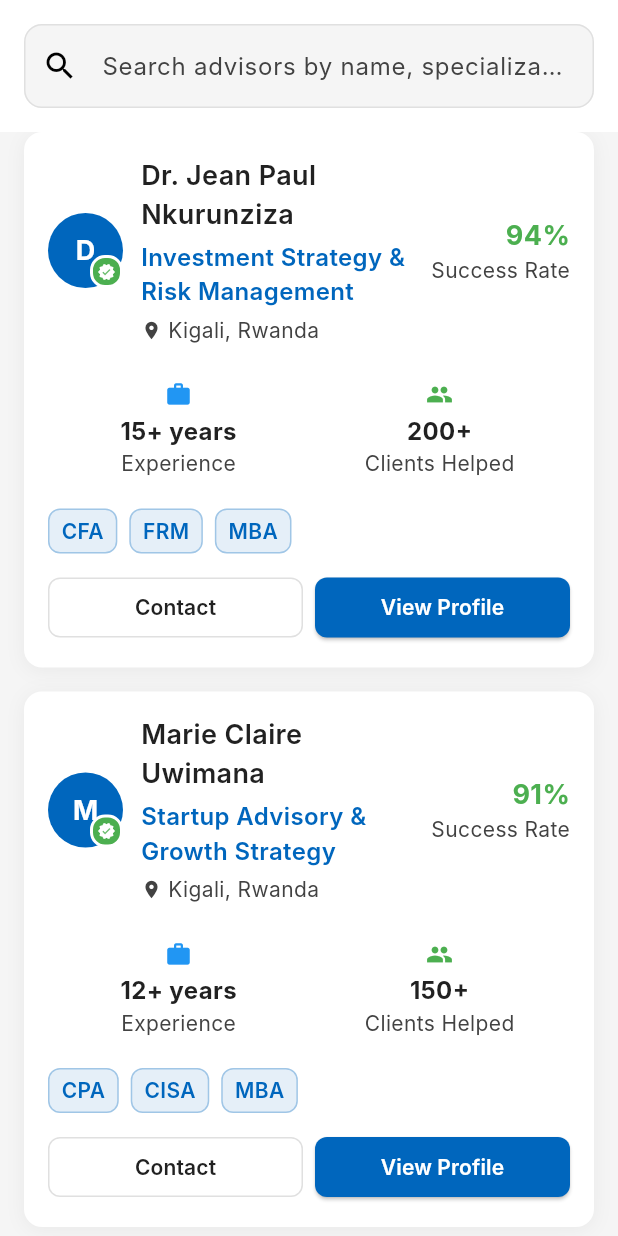
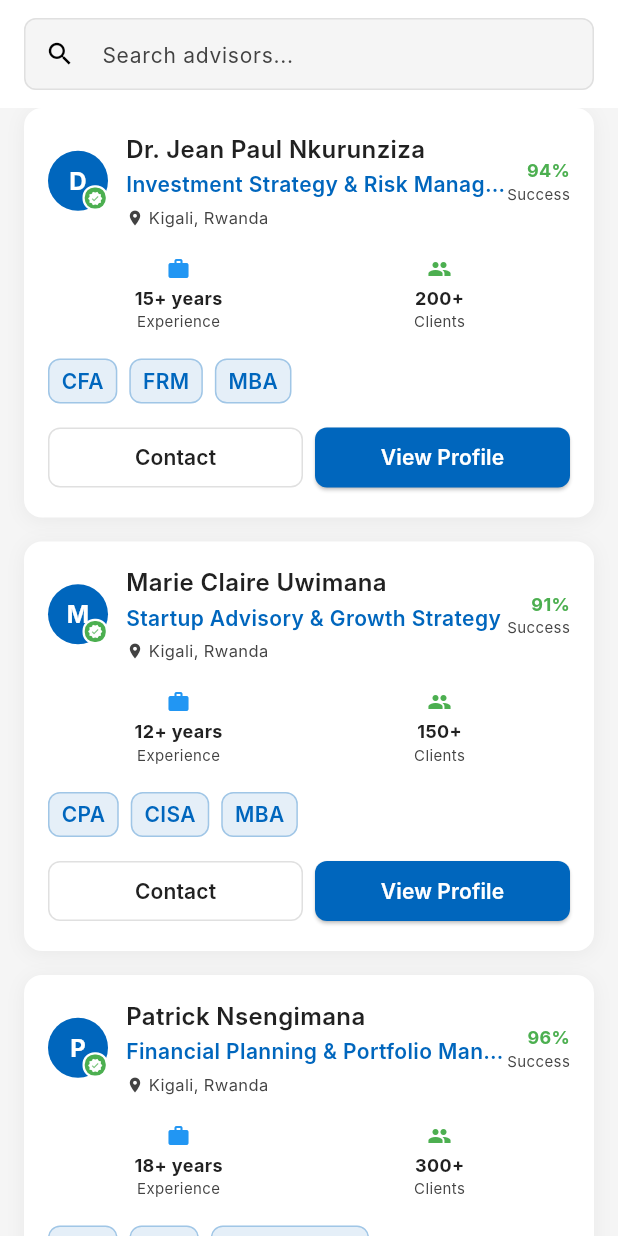
Before and after one commit to hubertit/shoramarkets, a Flutter app: the AdvisorsScreen screen opened directly, on a phone screen of 412 x 824 dp. Run offline on Flutter 3.47's test engine with Material 3 defaults, Android fonts, the phone set to English and light mode, and no system bars; our stand-ins replace contacts_service, country_picker, dio, flutter_riverpod, permission_handler, share_plus and 1 more; missing offline and left inert: d_chart; accounts and stored records are empty; Roboto replaces fonts that are missing (Inter).

Commit message:
Optimize advisors and businesses tabs for small screens
- Reduce avatar size from 25 to 20 radius
- Reduce verification badge size and padding
- Optimize font sizes for names, specializations, locations
- Reduce stage badge size and padding
- Improve search bar compactness
- Add text overflow handling for long names/locations
- Reduce spacing between elements
- Optimize stat items with smaller icons and text
- Improve overall alignment and readability on small screens

```diff
--- a/lib/features/investments/presentation/screens/advisors_screen.dart
+++ b/lib/features/investments/presentation/screens/advisors_screen.dart
@@ -51,20 +51,23 @@ class _AdvisorsScreenState extends ConsumerState<AdvisorsScreen> {
             // Search Bar
             SliverToBoxAdapter(
               child: Container(
-                padding: const EdgeInsets.all(AppTheme.spacing16),
+                padding: const EdgeInsets.symmetric(
+                  horizontal: AppTheme.spacing16,
+                  vertical: AppTheme.spacing12,
+                ),
                 color: AppTheme.surfaceColor,
                 child: TextField(
                   controller: _searchController,
                   onChanged: _onSearchChanged,
                   decoration: InputDecoration(
-                    hintText: 'Search advisors by name, specialization, or location...',
-                    hintStyle: AppTheme.bodyMedium.copyWith(
+                    hintText: 'Search advisors...',
+                    hintStyle: AppTheme.bodySmall.copyWith(
                       color: AppTheme.textSecondaryColor,
                     ),
-                    prefixIcon: const Icon(Icons.search),
+                    prefixIcon: const Icon(Icons.search, size: 20),
                     suffixIcon: _searchController.text.isNotEmpty
                         ? IconButton(
-                            icon: const Icon(Icons.clear),
+                            icon: const Icon(Icons.clear, size: 20),
                             onPressed: () {
                               _searchController.clear();
                               _onSearchChanged('');
@@ -73,22 +76,26 @@ class _AdvisorsScreenState extends ConsumerState<AdvisorsScreen> {
                         : null,
                     filled: true,
                     fillColor: AppTheme.backgroundColor,
+                    contentPadding: const EdgeInsets.symmetric(
+                      horizontal: AppTheme.spacing12,
+                      vertical: AppTheme.spacing10,
+                    ),
                     border: OutlineInputBorder(
-                      borderRadius: BorderRadius.circular(AppTheme.borderRadius12),
+                      borderRadius: BorderRadius.circular(AppTheme.borderRadius8),
                       borderSide: BorderSide(
                         color: AppTheme.thinBorderColor,
                         width: AppTheme.thinBorderWidth,
                       ),
                     ),
                     enabledBorder: OutlineInputBorder(
-                      borderRadius: BorderRadius.circular(AppTheme.borderRadius12),
+                      borderRadius: BorderRadius.circular(AppTheme.borderRadius8),
                       borderSide: BorderSide(
                         color: AppTheme.thinBorderColor,
                         width: AppTheme.thinBorderWidth,
                       ),
                     ),
                     focusedBorder: OutlineInputBorder(
-                      borderRadius: BorderRadius.circular(AppTheme.borderRadius12),
+                      borderRadius: BorderRadius.circular(AppTheme.borderRadius8),
                       borderSide: BorderSide(
                         color: AppTheme.primaryColor,
                         width: 2,
@@ -204,11 +211,11 @@ class _AdvisorsScreenState extends ConsumerState<AdvisorsScreen> {
                     Stack(
                       children: [
                         CircleAvatar(
-                          radius: 25,
+                          radius: 20,
                           backgroundColor: AppTheme.primaryColor,
                           child: Text(
                             (advisor['name'] as String).substring(0, 1).toUpperCase(),
-                            style: AppTheme.titleMedium.copyWith(
+                            style: AppTheme.bodyMedium.copyWith(
                               color: Colors.white,
                               fontWeight: FontWeight.bold,
                             ),
@@ -219,15 +226,15 @@ class _AdvisorsScreenState extends ConsumerState<AdvisorsScreen> {
                             bottom: 0,
                             right: 0,
                             child: Container(
-                              padding: const EdgeInsets.all(3),
+                              padding: const EdgeInsets.all(2),
                               decoration: BoxDecoration(
                                 color: Colors.green,
-                                borderRadius: BorderRadius.circular(10),
-                                border: Border.all(color: AppTheme.surfaceColor, width: 2),
+                                borderRadius: BorderRadius.circular(8),
+                                border: Border.all(color: AppTheme.surfaceColor, width: 1.5),
                               ),
                               child: const Icon(
                                 Icons.verified,
-                                size: 12,
+                                size: 10,
                                 color: Colors.white,
                               ),
                             ),
@@ -242,32 +249,41 @@ class _AdvisorsScreenState extends ConsumerState<AdvisorsScreen> {
                         children: [
                           Text(
                             advisor['name'] as String,
-                            style: AppTheme.titleMedium.copyWith(
+                            style: AppTheme.bodyMedium.copyWith(
                               fontWeight: FontWeight.w600,
                               color: AppTheme.textPrimaryColor,
                             ),
+                            maxLines: 1,
+                            overflow: TextOverflow.ellipsis,
                           ),
-                          const SizedBox(height: 4),
+                          const SizedBox(height: 2),
                           Text(
                             advisor['specialization'] as String,
-                            style: AppTheme.bodyMedium.copyWith(
+                            style: AppTheme.bodySmall.copyWith(
                               color: AppTheme.primaryColor,
                               fontWeight: FontWeight.w600,
                             ),
+                            maxLines: 1,
+                            overflow: TextOverflow.ellipsis,
                           ),
                           const SizedBox(height: 4),
                           Row(
                             children: [
                               Icon(
                                 Icons.location_on,
-                                size: 14,
+                                size: 12,
                                 color: AppTheme.textSecondaryColor,
                               ),
-                              const SizedBox(width: 4),
-                              Text(
-                                advisor['location'] as String,
-                                style: AppTheme.bodySmall.copyWith(
-                                  color: AppTheme.textSecondaryColor,
+                              const SizedBox(width: 3),
+                              Expanded(
+                                child: Text(
+                                  advisor['location'] as String,
+                                  style: AppTheme.bodySmall.copyWith(
+                                    color: AppTheme.textSecondaryColor,
+                                    fontSize: 11,
+                                  ),
+                                  maxLines: 1,
+                                  overflow: TextOverflow.ellipsis,
                                 ),
                               ),
                             ],
@@ -281,22 +297,24 @@ class _AdvisorsScreenState extends ConsumerState<AdvisorsScreen> {
                       children: [
                         Text(
                           advisor['successRate'] as String,
-                          style: AppTheme.titleMedium.copyWith(
+                          style: AppTheme.bodySmall.copyWith(
                             fontWeight: FontWeight.w700,
                             color: AppTheme.successColor,
+                            fontSize: 12,
                           ),
                         ),
                         Text(
-                          'Success Rate',
+                          'Success',
                           style: AppTheme.bodySmall.copyWith(
                             color: AppTheme.textSecondaryColor,
+                            fontSize: 10,
                           ),
                         ),
                       ],
                     ),
                   ],
                 ),
-                const SizedBox(height: AppTheme.spacing16),
+                const SizedBox(height: AppTheme.spacing12),
                 // Advisor Stats
                 Row(
                   children: [
@@ -310,7 +328,7 @@ class _AdvisorsScreenState extends ConsumerState<AdvisorsScreen> {
                     ),
                     Expanded(
                       child: _buildStatItem(
-                        'Clients Helped',
+                        'Clients',
                         advisor['clientsHelped'] as String,
                         Icons.people,
                         Colors.green,
@@ -410,26 +428,28 @@ class _AdvisorsScreenState extends ConsumerState<AdvisorsScreen> {
 
   Widget _buildStatItem(String label, String value, IconData icon, Color color) {
     return Container(
-      padding: const EdgeInsets.symmetric(vertical: AppTheme.spacing8),
+      padding: const EdgeInsets.symmetric(vertical: AppTheme.spacing6),
       child: Column(
         children: [
           Icon(
             icon,
-            size: 18,
+            size: 16,
             color: color,
           ),
-          const SizedBox(height: 4),
+          const SizedBox(height: 3),
           Text(
             value,
-            style: AppTheme.bodyMedium.copyWith(
+            style: AppTheme.bodySmall.copyWith(
               fontWeight: FontWeight.w700,
               color: AppTheme.textPrimaryColor,
+              fontSize: 12,
             ),
           ),
           Text(
             label,
             style: AppTheme.bodySmall.copyWith(
               color: AppTheme.textSecondaryColor,
+              fontSize: 10,
             ),
           ),
         ],
```
Also changed, not shown: lib/features/investments/presentation/screens/businesses_screen.dart (+50 -31 lines).
